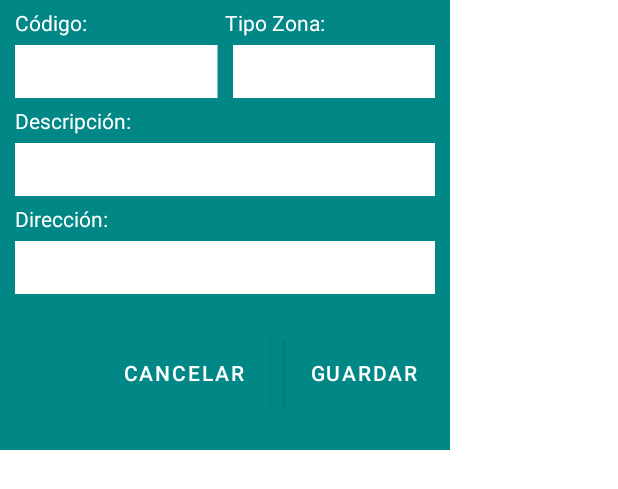
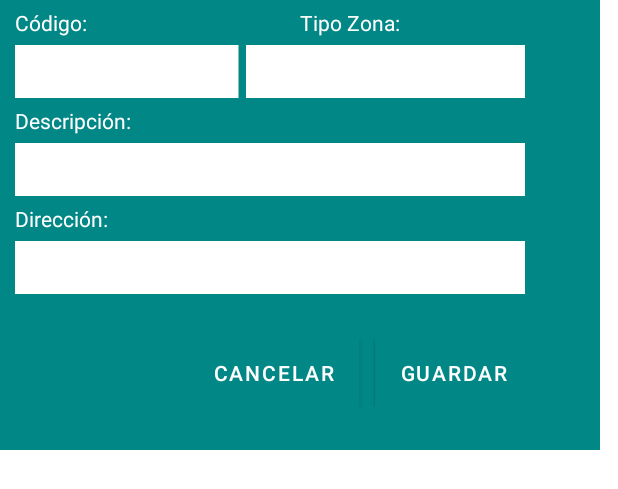
Before and after one commit to Daniel-RM/Control_de_Flotas, an Android app: the layout dialogo_zonas.xml on its own in the app's theme, with its tools: preview values and no code run, on a phone screen of 412 x 824 dp. Shown: the top 489 px of the screen. Run offline under Robolectric (Android 15) with nearby library versions, the phone set to English and light mode, and no system bars.

Commit message:
Editar zonas

```diff
--- a/app/src/main/res/layout/dialogo_zonas.xml
+++ b/app/src/main/res/layout/dialogo_zonas.xml
@@ -2,7 +2,7 @@
 <androidx.constraintlayout.widget.ConstraintLayout xmlns:android="http://schemas.android.com/apk/res/android"
     xmlns:app="http://schemas.android.com/apk/res-auto"
     xmlns:tools="http://schemas.android.com/tools"
-    android:layout_width="300dp"
+    android:layout_width="400dp"
     android:layout_height="300dp"
     android:background="@color/teal_700">
 
@@ -40,6 +40,7 @@
         android:id="@+id/linearLayout4"
         android:layout_width="match_parent"
         android:layout_height="35dp"
+        android:layout_marginEnd="40dp"
         android:orientation="horizontal"
         android:paddingLeft="10dp"
         android:paddingRight="10dp"
@@ -51,14 +52,21 @@
             android:id="@+id/etCodigo"
             android:layout_width="60dp"
             android:layout_height="match_parent"
-            android:layout_weight="1"
+            android:layout_weight="0.75"
             android:background="@color/white"
             android:textAlignment="center"
             android:textColor="@color/black"
             android:textSize="14sp"
             android:translationX="-5dp" />
 
-        <EditText
+        <Spinner
+            android:id="@+id/spTipo"
+            android:layout_width="60dp"
+            android:layout_height="match_parent"
+            android:layout_weight="1"
+            android:background="@color/white" />
+
+        <!--<EditText
             android:id="@+id/etTipo"
             android:layout_width="60dp"
             android:layout_height="match_parent"
@@ -67,7 +75,7 @@
             android:textAlignment="center"
             android:textColor="@color/black"
             android:textSize="14sp"
-            android:translationX="5dp" />
+            android:translationX="5dp" />-->
     </LinearLayout>
 
     <TextView
@@ -88,7 +96,7 @@
         android:layout_width="match_parent"
         android:layout_height="35dp"
         android:layout_marginStart="10dp"
-        android:layout_marginEnd="10dp"
+        android:layout_marginEnd="50dp"
         android:background="@color/white"
         android:paddingLeft="5dp"
         android:textColor="@color/black"
@@ -115,7 +123,7 @@
         android:layout_width="match_parent"
         android:layout_height="35dp"
         android:layout_marginStart="10dp"
-        android:layout_marginEnd="10dp"
+        android:layout_marginEnd="50dp"
         android:background="@color/white"
         android:paddingLeft="5dp"
         android:textSize="14sp"
@@ -127,7 +135,7 @@
         android:layout_width="220dp"
         android:layout_height="45dp"
         android:layout_marginTop="30dp"
-        android:layout_marginEnd="10dp"
+        android:layout_marginEnd="50dp"
         android:orientation="horizontal"
         app:layout_constraintEnd_toEndOf="parent"
         app:layout_constraintTop_toBottomOf="@+id/etDireccion">
```
Also changed, not shown: app/src/main/java/com/example/controldeflotas/DialogoZonas.java (+37 -4 lines), app/src/main/java/com/example/controldeflotas/ZonasActivity.java (+100 -26 lines), app/src/main/res/layout/activity_zonas.xml (+10 -0 lines), app/src/main/res/values/strings.xml (+9 -0 lines).
